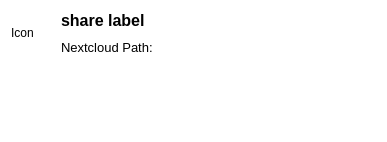
Before: the Qt Designer form src/gui/sharedialog.ui in nextmcloud/desktop, drawn with Qt 5.
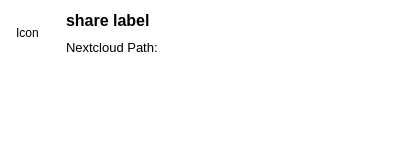
After: the same form once the commit is applied.

Patch:
```diff
--- a/src/gui/sharedialog.ui
+++ b/src/gui/sharedialog.ui
@@ -6,10 +6,16 @@
    <rect>
     <x>0</x>
     <y>0</y>
-    <width>391</width>
-    <height>160</height>
+    <width>401</width>
+    <height>180</height>
    </rect>
   </property>
+  <property name="sizePolicy">
+   <sizepolicy hsizetype="Fixed" vsizetype="Preferred">
+    <horstretch>0</horstretch>
+    <verstretch>0</verstretch>
+   </sizepolicy>
+  </property>
   <property name="palette">
    <palette>
     <active>
@@ -78,6 +84,12 @@
    <property name="sizeConstraint">
     <enum>QLayout::SetFixedSize</enum>
    </property>
+   <property name="leftMargin">
+    <number>16</number>
+   </property>
+   <property name="rightMargin">
+    <number>16</number>
+   </property>
    <item>
     <layout class="QVBoxLayout" name="verticalLayout">
      <property name="spacing">
@@ -219,7 +231,7 @@
           <x>0</x>
           <y>0</y>
           <width>85</width>
-          <height>84</height>
+          <height>85</height>
          </rect>
         </property>
         <layout class="QVBoxLayout" name="scrollAreaVerticalLayout">
```
